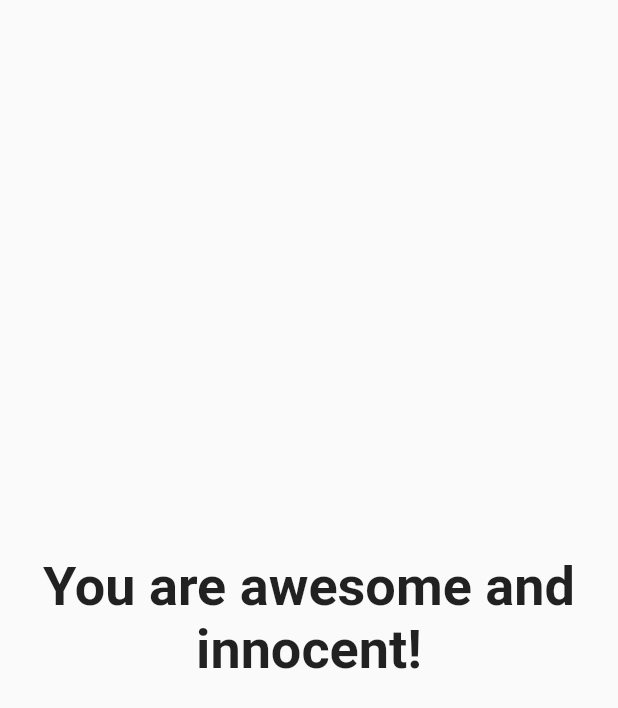
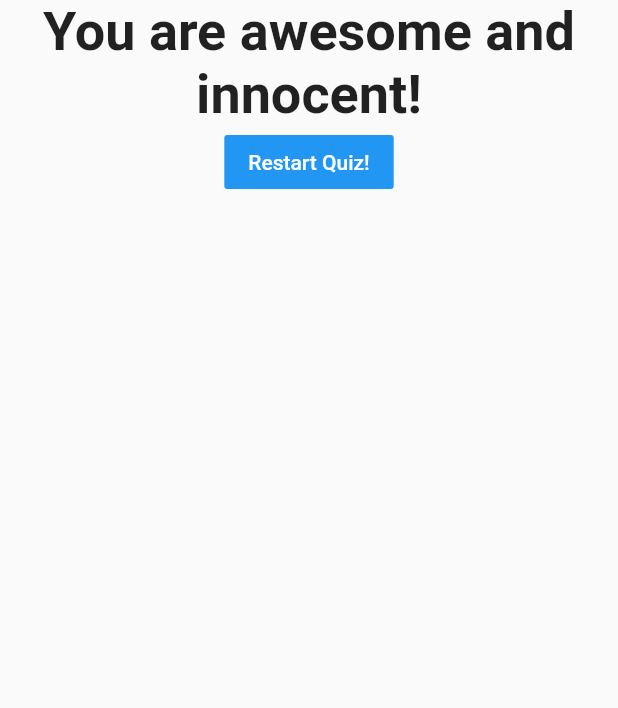
Before and after one commit to elvan/basic_quiz_app_flutter_example, a Flutter app: the Result widget shown alone on an empty page, opened directly with empty values, on a phone screen of 412 x 824 dp. Shown: the top 708 px of the screen. Run offline on Flutter 3.47's test engine with Material 2 defaults, Android fonts, the phone set to English and light mode, and no system bars.

Commit message:
resetting the quiz

```diff
--- a/lib/result.dart
+++ b/lib/result.dart
@@ -2,9 +2,11 @@ import 'package:flutter/material.dart';
 
 class Result extends StatelessWidget {
   final int resultScore;
+  final VoidCallback resetHandler;
 
   const Result({
     @required this.resultScore,
+    @required this.resetHandler,
   });
 
   String get resultPhrase {
@@ -26,7 +28,9 @@ class Result extends StatelessWidget {
   @override
   Widget build(BuildContext context) {
     return Center(
-      child: Text(
+      child: Column(
+        children: [
+          Text(
             resultPhrase,
             style: TextStyle(
               fontSize: 36,
@@ -34,6 +38,14 @@ class Result extends StatelessWidget {
             ),
             textAlign: TextAlign.center,
           ),
+          FlatButton(
+            child: Text('Restart Quiz!'),
+            color: Colors.blue,
+            textColor: Colors.white,
+            onPressed: resetHandler,
+          ),
+        ],
+      ),
     );
   }
 }
```
Also changed, not shown: lib/main.dart (+8 -0 lines). Lines whose indentation alone changed are shown as unchanged.
